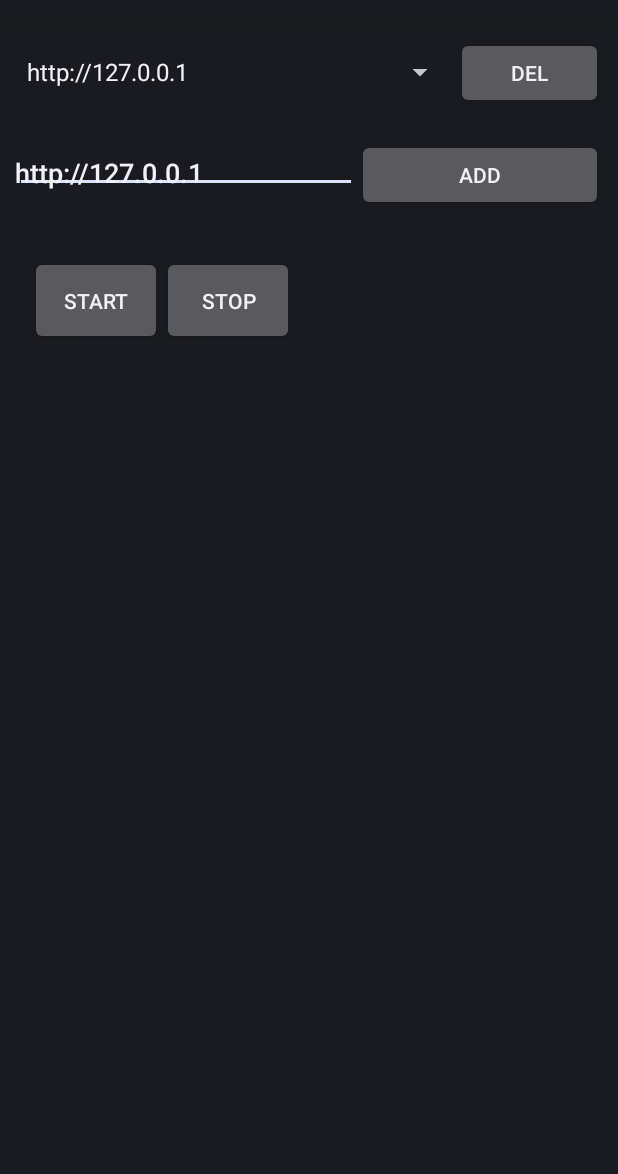
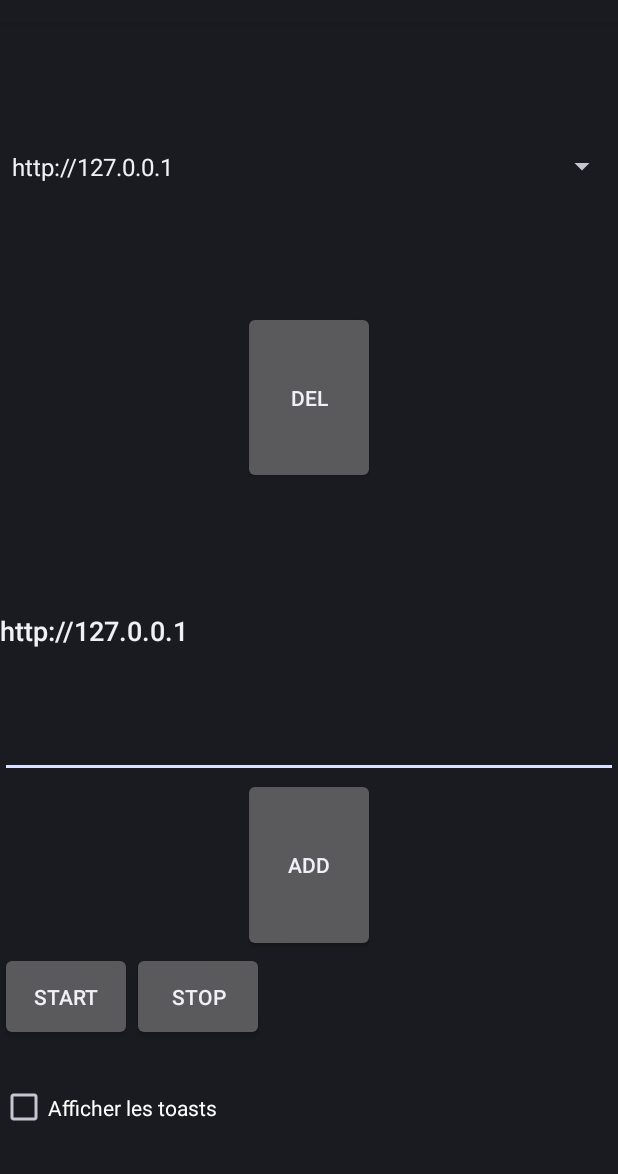
Before and after one commit to sdesimeur/AndroidGpsSimulator, an Android app: the screen it shows after launch (MockGpsProviderActivity), on a phone screen of 412 x 824 dp, the part 62-1236 px from its top. Run offline under Robolectric (Android 15) with nearby library versions, the phone set to English and light mode, and no system bars.

Commit message:
better design & add checkbox for toasts

```diff
--- a/MockGpsProvider/app/src/main/java/com/sdesimeur/android/mockgps/Constants.java
+++ b/MockGpsProvider/app/src/main/java/com/sdesimeur/android/mockgps/Constants.java
@@ -12,6 +12,7 @@ public class Constants {
   public static String STARTFOREGROUND_ACTION = "com.sdesimeur.android.mockgps.action.startforeground";
   public static String STOPFOREGROUND_ACTION = "com.sdesimeur.android.mockgps.action.stopforeground";
   public static String CHANGESERVER_ACTION = "com.sdesimeur.android.mockgps.action.changeserver";
+  public static String CHANGECHK_ACTION = "com.sdesimeur.android.mockgps.action.changechk";
  }
 
  public interface NOTIFICATION_ID {
--- a/MockGpsProvider/app/src/main/res/layout/main.xml
+++ b/MockGpsProvider/app/src/main/res/layout/main.xml
@@ -5,61 +5,43 @@
     android:layout_width="match_parent"
     android:layout_height="match_parent">
 
-    <LinearLayout
-        android:padding="10dp"
-        android:orientation="horizontal"
-        android:layout_width="match_parent"
-        android:layout_height="wrap_content">
         <Spinner
             android:padding="0dp"
-            android:layout_width="0px"
+            android:layout_width="match_parent"
             android:layout_height="wrap_content"
             android:layout_weight="3"
             android:id="@+id/servers"/>
         <Button
-            android:padding="0dp"
-            android:layout_width="0px"
+            android:padding="20dp"
+            android:layout_width="wrap_content"
             android:layout_height="wrap_content"
             android:onClick="delServer"
+            android:layout_gravity="center_vertical|center_horizontal"
             android:id="@+id/del_server"
             android:layout_weight="1"
             android:text="del"/>
-    </LinearLayout>
-    <LinearLayout
-        android:padding="10dp"
-        android:orientation="horizontal"
-        android:layout_width="match_parent"
-        android:layout_height="wrap_content">
+
         <EditText
             android:padding="0dp"
-            android:layout_width="0px"
+            android:layout_width="match_parent"
             android:layout_height="wrap_content"
             android:layout_weight="3"
             android:id="@+id/new_server"/>
+
         <Button
-            android:padding="10dp"
+            android:padding="20dp"
             android:layout_width="wrap_content"
             android:layout_height="wrap_content"
             android:onClick="addServer"
+            android:layout_gravity="center_vertical|center_horizontal"
             android:id="@+id/add_server"
             android:layout_weight="1"
             android:text="add"/>
-    </LinearLayout>
 <LinearLayout
-        android:padding="20dp"
     android:orientation="horizontal"
     android:layout_gravity="center_vertical|center_horizontal"
     android:layout_width="match_parent"
     android:layout_height="wrap_content">
-<!--        <Button
-            android:id="@+id/button_change"
-            android:onClick="changeServer"
-            android:padding="20dp"
-            android:layout_width="wrap_content"
-            android:layout_height="wrap_content"
-            android:layout_gravity="center_vertical|center_horizontal"
-            android:text="@string/buttonChange" />
--->
         <Button
             android:id="@+id/button_start"
             android:onClick="startServer"
@@ -78,4 +60,12 @@
             android:text="@string/buttonStop" />
 </LinearLayout>
 
+        <CheckBox
+            android:text="@string/chkToast"
+            android:onClick="onCheck"
+            android:layout_width="wrap_content"
+            android:layout_height="wrap_content"
+            android:id="@+id/checkBox"
+            android:layout_weight="1" />
+
 </LinearLayout>
--- a/MockGpsProvider/app/src/main/res/values/strings.xml
+++ b/MockGpsProvider/app/src/main/res/values/strings.xml
@@ -6,6 +6,7 @@
     <string name="buttonStop">Stop</string>
     <string name="buttonStart">Start</string>
     <string name="buttonQuit">Quit</string>
+    <string name="chkToast">Afficher les toasts</string>
     <string name="local_service_started">MockGps Started</string>
     <string name="local_service_stopped">MockGps Stopped</string>
     <string name="local_service_label">MockGps Running...</string>
--- a/MockGpsProvider/build.gradle
+++ b/MockGpsProvider/build.gradle
@@ -4,7 +4,7 @@ buildscript {
         jcenter()
     }
     dependencies {
-        classpath 'com.android.tools.build:gradle:2.1.2'
+        classpath 'com.android.tools.build:gradle:2.2.2'
     }
 }
 
```
Also changed, not shown: MockGpsProvider/app/src/main/java/com/sdesimeur/android/mockgps/MockGpsProviderActivity.java (+8 -0 lines), MockGpsProvider/app/src/main/java/com/sdesimeur/android/mockgps/MockGpsService.java (+10 -6 lines), MockGpsProvider/gradle/wrapper/gradle-wrapper.properties, 1 other file. Lines whose indentation alone changed are shown as unchanged.
